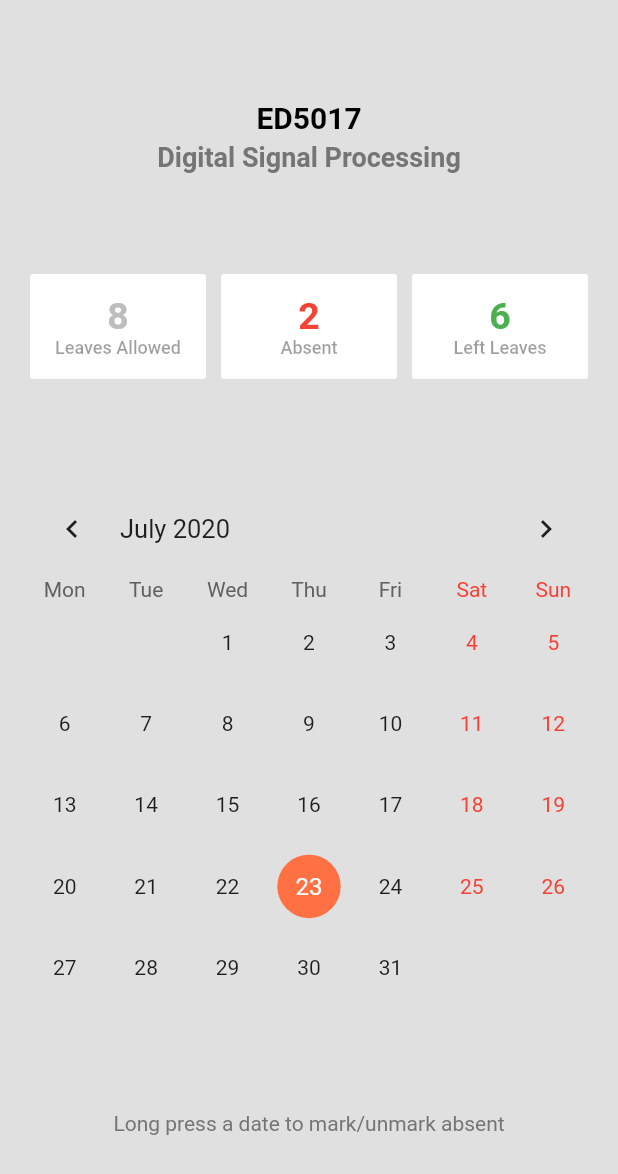
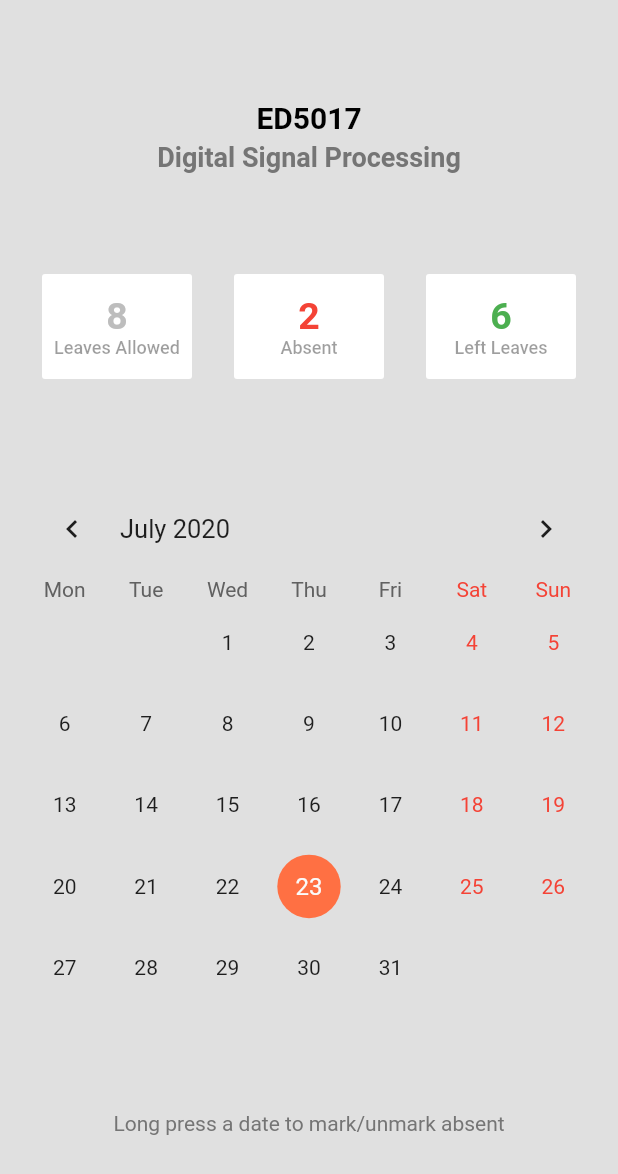
Before and after one commit to JanithMS/student_app_attedence_detail, a Flutter app: the screen it shows after launch, on a phone screen of 412 x 824 dp. Shown: the top 1174 px of the screen. Run offline on Flutter 3.47's test engine with Material 2 defaults, Android fonts, the phone set to English and light mode, and no system bars; drawn by our look-alikes of table_calendar.

Commit message:
my third commit

```diff
--- a/lib/leave_data.dart
+++ b/lib/leave_data.dart
@@ -4,18 +4,19 @@ Widget leavesData(int leavesAllowed, int absent) {
 
   int leftLeave = leavesAllowed - absent;
 
-  return Row(
-    mainAxisAlignment: MainAxisAlignment.spaceEvenly,
-    //crossAxisAlignment: CrossAxisAlignment.stretch,
-    children: <Widget>[
-      SizedBox(width: 20,),
-      Expanded(
-        child: Container(
-          height: 70,
+  return Center(
+    child: Row(
+      mainAxisAlignment: MainAxisAlignment.spaceEvenly,
+      //crossAxisAlignment: CrossAxisAlignment.stretch,
+      children: <Widget>[
+        //SizedBox(width: 20,),
+        Container(
+          height: 70.0,
+          width: 100.0,
           child: RaisedButton(
             disabledColor: Colors.white,
             onPressed: null,
-            padding: EdgeInsets.all(8),
+            padding: EdgeInsets.all(4.0),
             child: Column(
               mainAxisAlignment: MainAxisAlignment.center,
               crossAxisAlignment: CrossAxisAlignment.center,
@@ -40,15 +41,14 @@ Widget leavesData(int leavesAllowed, int absent) {
             ),
           ),
         ),
-      ),
-      SizedBox(width: 10,),
-      Expanded(
-        child: Container(
-          height: 70,
+        //SizedBox(width: 10,),
+        Container(
+          height: 70.0,
+          width: 100.0,
           child: RaisedButton(
             disabledColor: Colors.white,
             onPressed: null,
-            padding: EdgeInsets.all(8),
+            padding: EdgeInsets.all(4.0),
             child: Column(
               mainAxisAlignment: MainAxisAlignment.center,
               crossAxisAlignment: CrossAxisAlignment.center,
@@ -73,16 +73,15 @@ Widget leavesData(int leavesAllowed, int absent) {
             ),
           ),
         ),
-      ),
-      SizedBox(width: 10,),
-      Expanded(
-        child: Container(
-          height: 70,
+        //SizedBox(width: 10,),
+        Container(
+          height: 70.0,
+          width: 100.0,
           child: RaisedButton(
             disabledColor: Colors.white,
             onPressed: null,
             //hoverElevation: 100,
-            padding: EdgeInsets.all(8),
+            padding: EdgeInsets.all(4.0),
             child: Column(
               mainAxisAlignment: MainAxisAlignment.center,
               crossAxisAlignment: CrossAxisAlignment.center,
@@ -107,8 +106,7 @@ Widget leavesData(int leavesAllowed, int absent) {
             ),
           ),
         ),
-      ),
-      SizedBox(width: 20,),
+        //SizedBox(width: 20,),
 //                SizedBox(width: 20,),
 //                Expanded(
 //                  child: FractionallySizedBox(
@@ -227,6 +225,7 @@ Widget leavesData(int leavesAllowed, int absent) {
 //                    ],
 //                  ),
 //
-    ],
+      ],
+    ),
   );
 }
```
